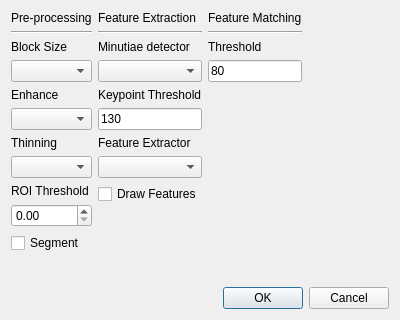
Old version of the form Proyecto-Final/configdialog.ui in the repository nlandau91/Proyecto-Final.
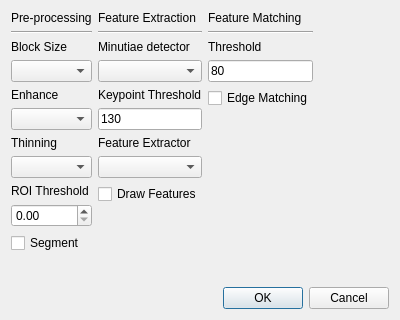
New version of the form.

Commit message: armando lista de edges

What changed in the file:
```diff
--- a/Proyecto-Final/configdialog.ui
+++ b/Proyecto-Final/configdialog.ui
@@ -241,6 +241,13 @@
          </property>
         </widget>
        </item>
+       <item>
+        <widget class="QCheckBox" name="checkBox_edgeMatching">
+         <property name="text">
+          <string>Edge Matching</string>
+         </property>
+        </widget>
+       </item>
        <item>
         <spacer name="verticalSpacer_3">
          <property name="orientation">
```
The commit also changes 10 other files.
